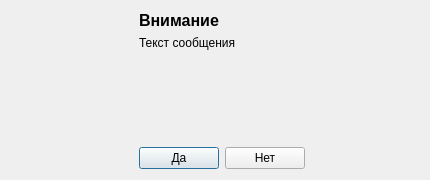
m6v/sobol, file SobolDialog.ui: the form before one commit.
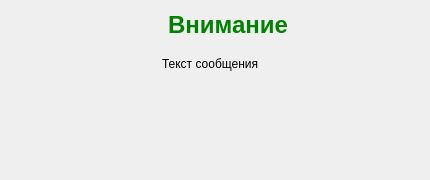
The form after the commit. Icons and pictures are not drawn.

Commit message: Some errors have been fixed, SobolDialog centering have been made

What changed in the file:
```diff
--- a/SobolDialog.ui
+++ b/SobolDialog.ui
@@ -13,9 +13,9 @@
   <property name="windowTitle">
    <string/>
   </property>
-  <layout class="QHBoxLayout" name="horizontalLayout_2">
+  <layout class="QHBoxLayout" name="horizontalLayout">
    <item>
-    <spacer name="horizontalSpacer">
+    <spacer name="left_horizontal_spacer">
      <property name="orientation">
       <enum>Qt::Horizontal</enum>
      </property>
@@ -28,8 +28,8 @@
     </spacer>
    </item>
    <item>
-    <layout class="QFormLayout" name="formLayout">
-     <item row="0" column="0">
+    <layout class="QVBoxLayout" name="left_vertical_layout">
+     <item>
       <widget class="QLabel" name="icon_label">
        <property name="text">
         <string/>
@@ -42,19 +42,39 @@
        </property>
       </widget>
      </item>
-     <item row="0" column="1">
-      <layout class="QVBoxLayout" name="verticalLayout">
+     <item>
+      <spacer name="verticalSpacer">
+       <property name="orientation">
+        <enum>Qt::Vertical</enum>
+       </property>
+       <property name="sizeHint" stdset="0">
+        <size>
+         <width>20</width>
+         <height>40</height>
+        </size>
+       </property>
+      </spacer>
+     </item>
+    </layout>
+   </item>
+   <item>
+    <layout class="QVBoxLayout" name="right_vertical_layout">
        <item>
         <widget class="QLabel" name="caption_label">
          <property name="font">
           <font>
            <family>Tahoma</family>
-           <pointsize>12</pointsize>
+         <pointsize>-1</pointsize>
            <weight>75</weight>
            <italic>false</italic>
            <bold>true</bold>
           </font>
          </property>
+       <property name="styleSheet">
+        <string notr="true">font-size: 24px;
+color: green;
+margin-bottom:12px;</string>
+       </property>
          <property name="text">
           <string>Внимание</string>
          </property>
@@ -67,10 +87,8 @@
          </property>
         </widget>
        </item>
-      </layout>
-     </item>
-     <item row="1" column="1">
-      <spacer name="verticalSpacer">
+     <item>
+      <spacer name="vertical_spacer">
        <property name="orientation">
         <enum>Qt::Vertical</enum>
        </property>
@@ -82,28 +100,10 @@
        </property>
       </spacer>
      </item>
-     <item row="2" column="1">
-      <layout class="QHBoxLayout" name="horizontalLayout">
-       <item>
-        <widget class="QPushButton" name="yes_push_button">
-         <property name="text">
-          <string>Да</string>
-         </property>
-        </widget>
-       </item>
-       <item>
-        <widget class="QPushButton" name="no_push_button">
-         <property name="text">
-          <string>Нет</string>
-         </property>
-        </widget>
-       </item>
-      </layout>
-     </item>
-    </layout>
-   </item>
+    </layout>
+   </item>
    <item>
-    <spacer name="horizontalSpacer_2">
+    <spacer name="right_horizontal_spacer">
      <property name="orientation">
       <enum>Qt::Horizontal</enum>
      </property>
```
Lines whose indentation alone changed are shown as unchanged. The commit also changes 4 other files.
